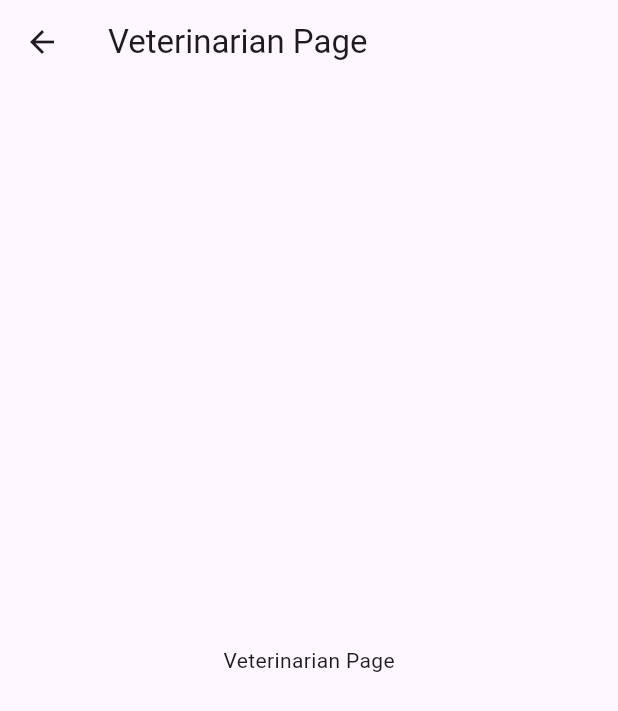
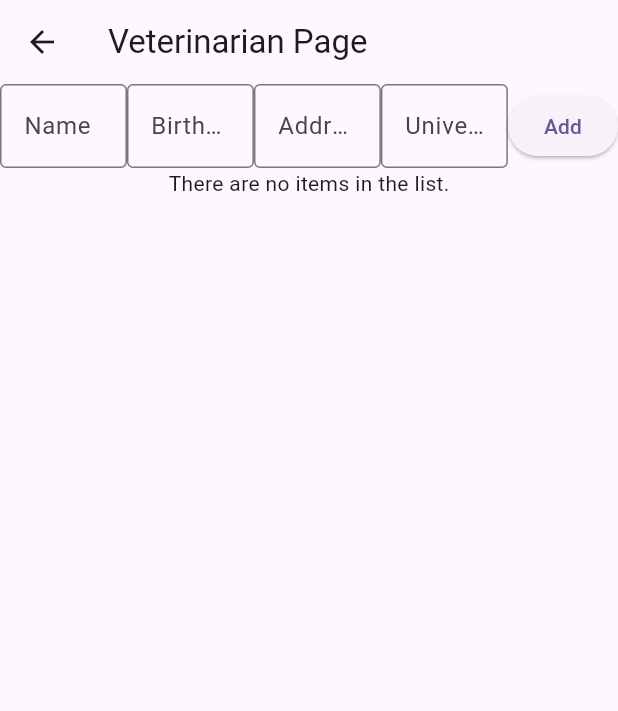
Before and after one commit to rodn0023/cst2335_final_group_project_w26, a Flutter app: the VeterinarianPage screen opened by its route, on a phone screen of 412 x 824 dp. Shown: the top 711 px of the screen. Run offline on Flutter 3.47's test engine with Material 3 defaults, Android fonts, the phone set to English and light mode, and no system bars; our stand-ins replace floor; accounts and stored records are empty.

Commit message:
Created ListView with Text Fields  (requirement 1 / 2), added Veterinarian List Item entity, updated pubspec dependencies

```diff
--- /dev/null
+++ b/lib/veterinarian/VeterinarianListItem.dart
@@ -0,0 +1,24 @@
+import 'package:floor/floor.dart';
+
+@entity
+class VeterinarianListItem {
+  @primaryKey
+  final int id;
+
+  final String name;
+
+  final String birthday;
+
+  final String address;
+
+  final String university;
+
+  VeterinarianListItem(this.id, this.name, this.birthday, this.address, this.university) {
+    if(id >= ID) {
+      ID = id + 1;
+    }
+  }
+
+  static int ID = 1;
+
+}
--- a/lib/veterinarian/VeterinarianPage.dart
+++ b/lib/veterinarian/VeterinarianPage.dart
@@ -1,24 +1,123 @@
 import 'package:flutter/material.dart';
+import 'VeterinarianListItem.dart';
 
 class VeterinarianPage extends StatefulWidget{
+  const VeterinarianPage({super.key});
+
   @override
   State<VeterinarianPage> createState() => VeterinarianPageState();
 }
 
-class VeterinarianPageState extends State<VeterinarianPage>
-{
-  late TextEditingController _controller;
+class VeterinarianPageState extends State<VeterinarianPage> {
+  late TextEditingController nameController;
+  late TextEditingController birthdayController;
+  late TextEditingController addressController;
+  late TextEditingController universityController;
+
+  List<VeterinarianListItem> myList = [];
+  VeterinarianListItem? selectedItem;
 
   @override
   void initState() {
     super.initState();
-    _controller = TextEditingController();
+    nameController = TextEditingController();
+    birthdayController = TextEditingController();
+    addressController = TextEditingController();
+    universityController = TextEditingController();
   }
 
   @override
   void dispose() {
     super.dispose();
-    _controller.dispose();
+    nameController.dispose();
+    birthdayController.dispose();
+    addressController.dispose();
+    universityController.dispose();
+  }
+
+  Widget ListPage() {
+    return Column(
+      children: [
+        Row(
+          children: [
+            Expanded(
+              child: TextField(
+                controller: nameController,
+                decoration: const InputDecoration(
+                  hintText: "Name",
+                  border: OutlineInputBorder(),
+                ),
+              ),
+            ),
+            Expanded(
+              child: TextField(
+                controller: birthdayController,
+                decoration: const InputDecoration(
+                  hintText: "Birthday",
+                  border: OutlineInputBorder(),
+                ),
+              ),
+            ),
+            Expanded(
+              child: TextField(
+                controller: addressController,
+                decoration: const InputDecoration(
+                  hintText: "Address",
+                  border: OutlineInputBorder(),
+                ),
+              ),
+            ),
+            Expanded(
+              child: TextField(
+                controller: universityController,
+                decoration: const InputDecoration(
+                  hintText: "University",
+                  border: OutlineInputBorder(),
+                ),
+              ),
+            ),
+            ElevatedButton(
+              onPressed: () {
+                final veterinarianListItem = VeterinarianListItem(VeterinarianListItem.ID++, nameController.text, birthdayController.text, addressController.text, universityController.text);
+                setState(() {
+                  myList.add(veterinarianListItem);
+                  nameController.clear();
+                  birthdayController.clear();
+                  addressController.clear();
+                  universityController.clear();
+                });
+              },
+              child: const Text("Add"),
+            ),
+          ],
+        ),
+        if (myList.isEmpty)
+          Text("There are no items in the list."),
+        Expanded(
+          child: ListView.builder(
+            itemCount: myList.length,
+            itemBuilder: (context, rowNum) {
+              return GestureDetector(child:
+              Row(
+                mainAxisAlignment: MainAxisAlignment.center,
+                children: [
+                  Text("${rowNum + 1}. ${myList[rowNum].name}", style: TextStyle(fontSize: 20.0)),
+                  Text(" - Birthdate: ${myList[rowNum].birthday}", style: TextStyle(fontSize: 20.0)),
+                  Text(" | Address: ${myList[rowNum].address}", style: TextStyle(fontSize: 20.0)),
+                  Text(" | University: ${myList[rowNum].university}", style: TextStyle(fontSize: 20.0)),
+                ],
+              ),
+                onTap: () {
+                  setState(() {
+                    selectedItem = myList[rowNum];
+                  });
+                },
+              );
+            },
+          ),
+        ),
+      ],
+    );
   }
 
   //this returns how this looks on the page
@@ -26,9 +125,7 @@ class VeterinarianPageState extends State<VeterinarianPage>
   Widget build(BuildContext context) {
 
     return Scaffold(appBar: AppBar(title: Text("Veterinarian Page")),
-        body:
-        Center(child: Text('Veterinarian Page')
-        )
+        body: ListPage()
     );
   }
 
--- a/pubspec.yaml
+++ b/pubspec.yaml
@@ -30,12 +30,17 @@ environment:
 dependencies:
   flutter:
     sdk: flutter
+  floor: ^1.5.0
 
   # The following adds the Cupertino Icons font to your application.
   # Use with the CupertinoIcons class for iOS style icons.
   cupertino_icons: ^1.0.8
+  shared_preferences: ^2.5.4
+  encrypted_shared_preferences: ^3.0.1
 
 dev_dependencies:
+  floor_generator: ^1.5.0
+  build_runner: ^2.4.0
   flutter_test:
     sdk: flutter
 
```
Also changed, not shown: pubspec.lock, 1 other file.
